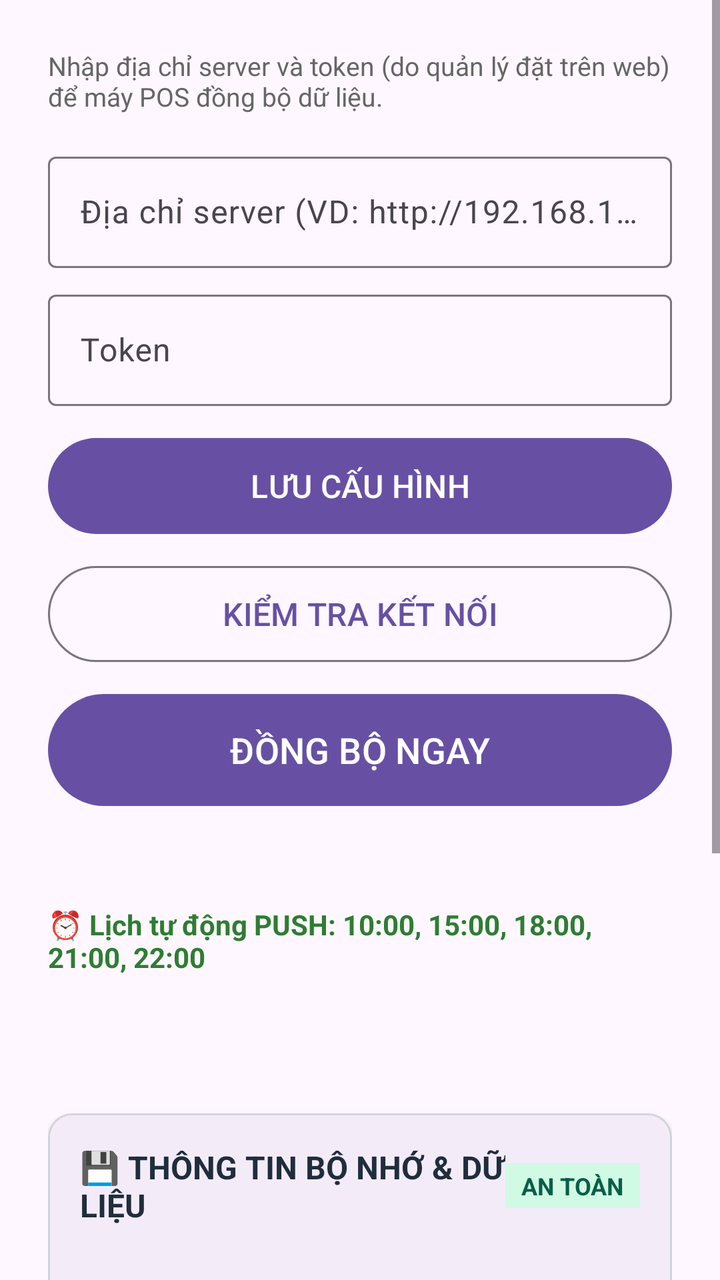
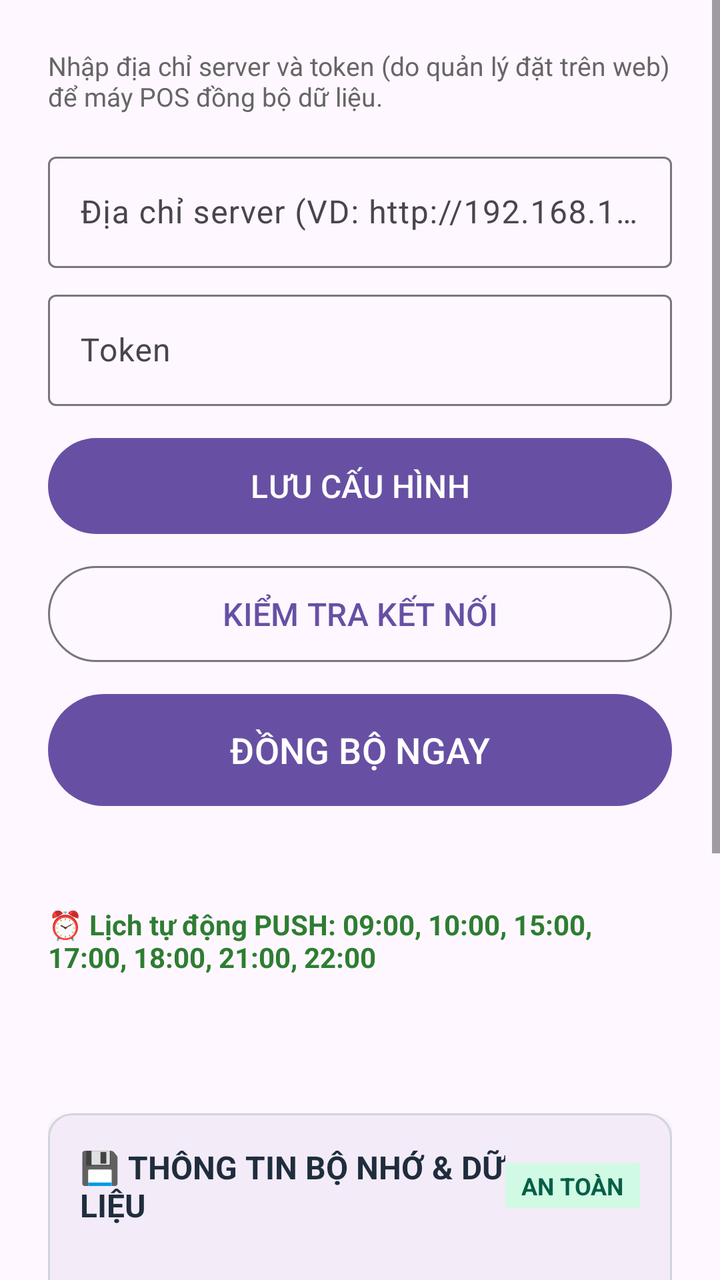

Two renders of the same Android screen: before a commit and after it. Below are the layout's source before the change and the commit's diff.
<!-- AndroidManifest.xml: application theme Theme.Material3.DayNight.NoActionBar -->
<!-- res/layout/activity_sync_settings.xml -->
<?xml version="1.0" encoding="utf-8"?>
<ScrollView xmlns:android="http://schemas.android.com/apk/res/android"
    android:layout_width="match_parent"
    android:layout_height="match_parent"
    android:fillViewport="true">

    <LinearLayout
        android:layout_width="match_parent"
        android:layout_height="wrap_content"
        android:orientation="vertical"
        android:padding="24dp">

        <TextView
            android:layout_width="match_parent"
            android:layout_height="wrap_content"
            android:text="@string/sync_note"
            android:textColor="#666666"
            android:textSize="13sp" />

        <com.google.android.material.textfield.TextInputLayout
            android:layout_width="match_parent"
            android:layout_height="wrap_content"
            android:layout_marginTop="16dp"
            android:hint="@string/sync_url_hint">

            <com.google.android.material.textfield.TextInputEditText
                android:id="@+id/inputUrl"
                android:layout_width="match_parent"
                android:layout_height="wrap_content"
                android:inputType="textUri"
                android:textSize="16sp" />
        </com.google.android.material.textfield.TextInputLayout>

        <com.google.android.material.textfield.TextInputLayout
            android:layout_width="match_parent"
            android:layout_height="wrap_content"
            android:layout_marginTop="8dp"
            android:hint="@string/sync_token_hint">

            <com.google.android.material.textfield.TextInputEditText
                android:id="@+id/inputToken"
                android:layout_width="match_parent"
                android:layout_height="wrap_content"
                android:inputType="text"
                android:textSize="16sp" />
        </com.google.android.material.textfield.TextInputLayout>

        <com.google.android.material.button.MaterialButton
            android:id="@+id/btnSave"
            android:layout_width="match_parent"
            android:layout_height="56dp"
            android:layout_marginTop="12dp"
            android:text="@string/sync_save"
            android:textSize="16sp" />

        <com.google.android.material.button.MaterialButton
            android:id="@+id/btnTest"
            style="@style/Widget.Material3.Button.OutlinedButton"
            android:layout_width="match_parent"
            android:layout_height="56dp"
            android:layout_marginTop="8dp"
            android:text="@string/sync_test"
            android:textSize="16sp" />

        <com.google.android.material.button.MaterialButton
            android:id="@+id/btnSync"
            android:layout_width="match_parent"
            android:layout_height="64dp"
            android:layout_marginTop="8dp"
            android:text="@string/sync_now"
            android:textSize="18sp" />

        <TextView
            android:id="@+id/lastSync"
            android:layout_width="match_parent"
            android:layout_height="wrap_content"
            android:layout_marginTop="16dp"
            android:textColor="#666666"
            android:textSize="13sp" />

        <TextView
            android:id="@+id/tvAutoPushSchedule"
            android:layout_width="match_parent"
            android:layout_height="wrap_content"
            android:layout_marginTop="12dp"
            android:text="⏰ Lịch tự động PUSH: 10:00, 15:00, 18:00, 21:00, 22:00"
            android:textColor="#2E7D32"
            android:textSize="14sp"
            android:textStyle="bold" />

        <TextView
            android:id="@+id/tvNextPushTime"
            android:layout_width="match_parent"
            android:layout_height="wrap_content"
            android:layout_marginTop="4dp"
            android:textColor="#555555"
            android:textSize="13sp" />

        <TextView
            android:id="@+id/syncStatus"
            android:layout_width="match_parent"
            android:layout_height="wrap_content"
            android:layout_marginTop="8dp"
            android:textSize="14sp" />

        
        <com.google.android.material.card.MaterialCardView
            xmlns:app="http://schemas.android.com/apk/res-auto"
            android:layout_width="match_parent"
            android:layout_height="wrap_content"
            android:layout_marginTop="20dp"
            app:cardCornerRadius="12dp"
            app:cardElevation="2dp"
            app:strokeColor="#D1D5DB"
            app:strokeWidth="1dp">

            <LinearLayout
                android:layout_width="match_parent"
                android:layout_height="wrap_content"
                android:orientation="vertical"
                android:padding="16dp">

                
                <LinearLayout
                    android:layout_width="match_parent"
                    android:layout_height="wrap_content"
                    android:gravity="center_vertical"
                    android:orientation="horizontal">

                    <TextView
                        android:layout_width="0dp"
                        android:layout_height="wrap_content"
                        android:layout_weight="1"
                        android:text="💾 THÔNG TIN BỘ NHỚ &amp; DỮ LIỆU"
                        android:textColor="#1F2D3D"
                        android:textSize="16sp"
                        android:textStyle="bold" />

                    <TextView
                        android:id="@+id/tvStorageStatusBadge"
                        android:layout_width="wrap_content"
                        android:layout_height="wrap_content"
                        android:background="#D1FAE5"
                        android:paddingHorizontal="8dp"
                        android:paddingVertical="3dp"
                        android:text="AN TOÀN"
                        android:textColor="#065F46"
                        android:textSize="12sp"
                        android:textStyle="bold" />
                </LinearLayout>

                <TextView
                    android:id="@+id/tvStorageRecommendation"
                    android:layout_width="match_parent"
                    android:layout_height="wrap_content"
                    android:layout_marginTop="4dp"
                    android:textColor="#4B5563"
                    android:textSize="13sp" />

                
                <TextView
                    android:layout_width="match_parent"
                    android:layout_height="wrap_content"
                    android:layout_marginTop="12dp"
                    android:text="Dung lượng bộ nhớ thiết bị:"
                    android:textColor="#1F2937"
                    android:textSize="13sp"
                    android:textStyle="bold" />

                <ProgressBar
                    android:id="@+id/pbStorageProgress"
                    style="?android:attr/progressBarStyleHorizontal"
                    android:layout_width="match_parent"
                    android:layout_height="14dp"
                    android:layout_marginTop="4dp"
                    android:max="100"
                    android:progress="30" />

                <TextView
                    android:id="@+id/tvSystemStorageStats"
                    android:layout_width="match_parent"
                    android:layout_height="wrap_content"
                    android:layout_marginTop="4dp"
                    android:textColor="#374151"
                    android:textSize="13sp" />

                
                <LinearLayout
                    android:layout_width="match_parent"
                    android:layout_height="wrap_content"
                    android:layout_marginTop="10dp"
                    android:background="#F9FAFB"
                    android:orientation="vertical"
                    android:padding="10dp">

                    <TextView
                        android:id="@+id/tvAppDatabaseSize"
                        android:layout_width="match_parent"
                        android:layout_height="wrap_content"
                        android:textColor="#374151"
                        android:textSize="13sp" />

                    <TextView
                        android:id="@+id/tvAppCacheSize"
                        android:layout_width="match_parent"
                        android:layout_height="wrap_content"
                        android:layout_marginTop="3dp"
                        android:textColor="#374151"
                        android:textSize="13sp" />

                    <TextView
                        android:id="@+id/tvAppTotalSize"
                        android:layout_width="match_parent"
                        android:layout_height="wrap_content"
                        android:layout_marginTop="3dp"
                        android:textColor="#111827"
                        android:textSize="13sp"
                        android:textStyle="bold" />

                    <TextView
                        android:id="@+id/tvRecordStats"
                        android:layout_width="match_parent"
                        android:layout_height="wrap_content"
                        android:layout_marginTop="4dp"
                        android:textColor="#6B7280"
                        android:textSize="12sp" />
                </LinearLayout>

                
                <LinearLayout
                    android:layout_width="match_parent"
                    android:layout_height="wrap_content"
                    android:layout_marginTop="12dp"
                    android:orientation="horizontal">

                    <com.google.android.material.button.MaterialButton
                        android:id="@+id/btnStorageBackup"
                        style="@style/Widget.Material3.Button"
                        android:layout_width="0dp"
                        android:layout_height="44dp"
                        android:layout_weight="1"
                        android:layout_marginEnd="6dp"
                        android:backgroundTint="#0F766E"
                        android:text="📥 SAO LƯU DỮ LIỆU"
                        android:textSize="12sp"
                        android:textStyle="bold" />

                    <com.google.android.material.button.MaterialButton
                        android:id="@+id/btnStorageClearCache"
                        style="@style/Widget.Material3.Button.OutlinedButton"
                        android:layout_width="0dp"
                        android:layout_height="44dp"
                        android:layout_weight="1"
                        android:layout_marginStart="6dp"
                        android:text="🧹 XÓA CACHE"
                        android:textSize="12sp" />
                </LinearLayout>

            </LinearLayout>
        </com.google.android.material.card.MaterialCardView>

        <TextView
            android:layout_width="match_parent"
            android:layout_height="wrap_content"
            android:layout_marginTop="20dp"
            android:text="@string/sync_security_note"
            android:textColor="#B26A00"
            android:textSize="12sp" />

    </LinearLayout>
</ScrollView>
<!-- resources referenced by this layout -->
<resources>
  <string name="sync_note">Nhập địa chỉ server và token (do quản lý đặt trên web) để máy POS đồng bộ dữ liệu.</string>
  <string name="sync_now">ĐỒNG BỘ NGAY</string>
  <string name="sync_save">LƯU CẤU HÌNH</string>
  <string name="sync_security_note">* Bản thử chạy qua HTTP nội bộ, bảo mật vừa phải. Chạy qua internet công cộng nên dùng HTTPS.</string>
  <string name="sync_test">KIỂM TRA KẾT NỐI</string>
  <string name="sync_token_hint">Token</string>
  <string name="sync_url_hint">Địa chỉ server (VD: http://192.168.1.10:3100)</string>
</resources>

<!-- the commit's change to res/layout/activity_sync_settings.xml (unified diff, before → after) -->
@@ -83,7 +83,7 @@
             android:layout_width="match_parent"
             android:layout_height="wrap_content"
             android:layout_marginTop="12dp"
-            android:text="⏰ Lịch tự động PUSH: 10:00, 15:00, 18:00, 21:00, 22:00"
+            android:text="⏰ Lịch tự động PUSH: 09:00, 10:00, 15:00, 17:00, 18:00, 21:00, 22:00"
             android:textColor="#2E7D32"
             android:textSize="14sp"
             android:textStyle="bold" />
